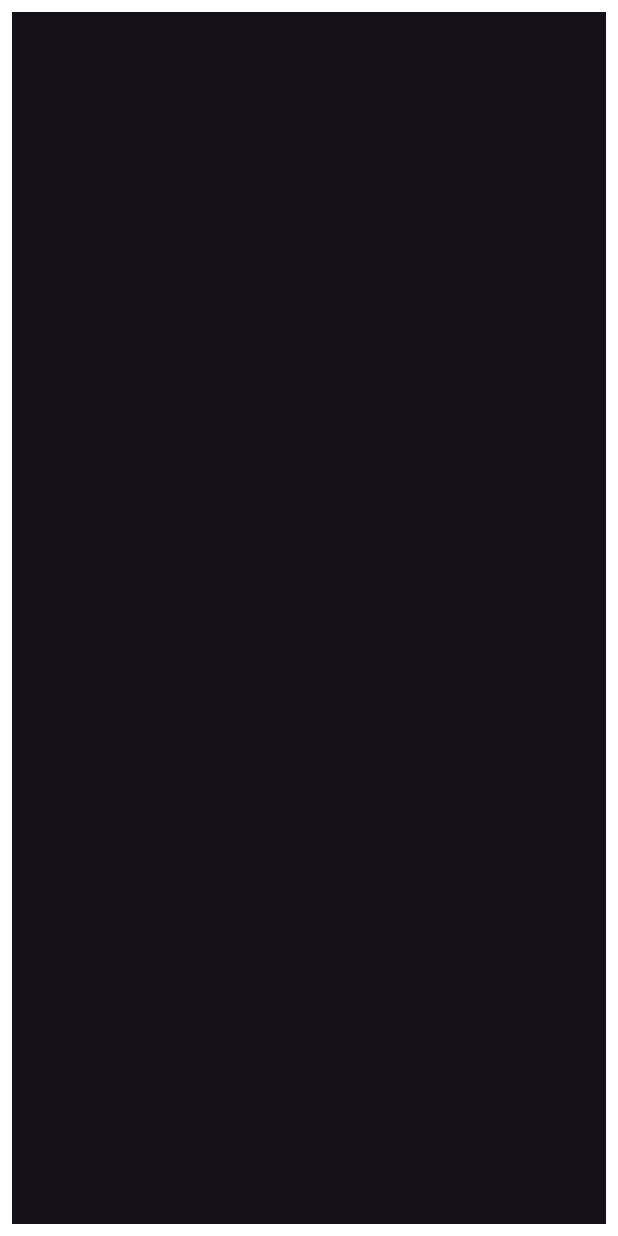
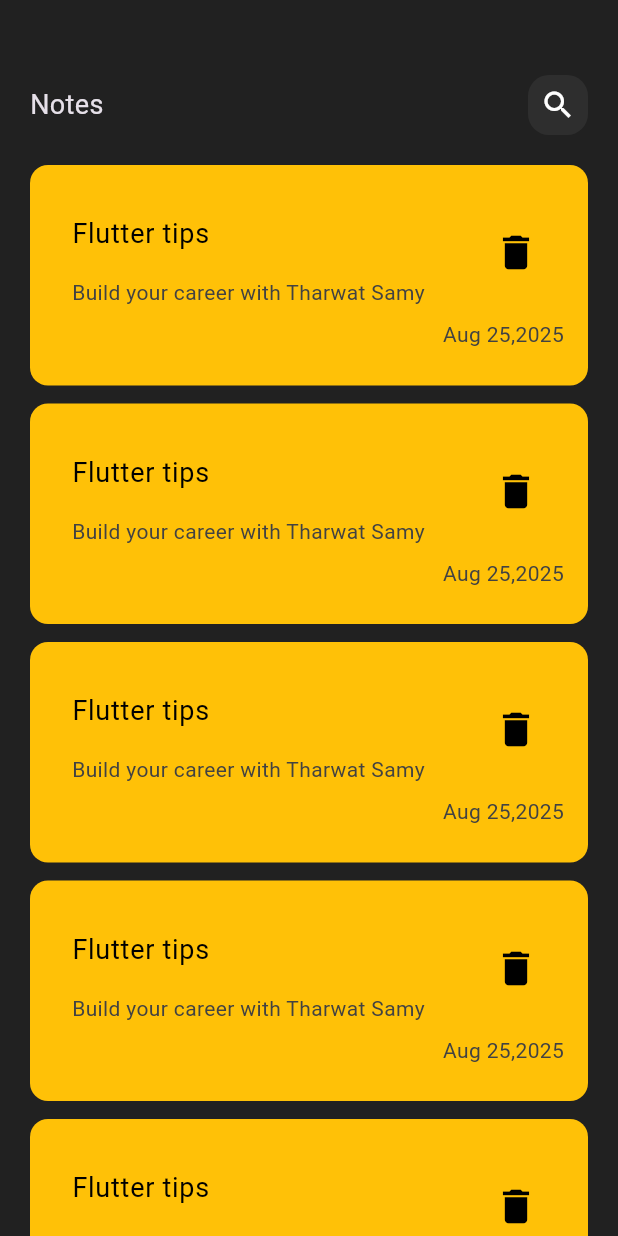
Before and after one commit to Tamerrmansourr/NotesApp, a Flutter app: the screen it shows after launch, on a phone screen of 412 x 824 dp. Run offline on Flutter 3.47's test engine with Material 3 defaults, Android fonts, the phone set to English and light mode, and no system bars.

Commit message:
create custom notes item

```diff
--- a/lib/main.dart
+++ b/lib/main.dart
@@ -12,6 +12,7 @@ class NotesApp extends StatelessWidget {
   @override
   Widget build(BuildContext context) {
     return MaterialApp(
+      debugShowCheckedModeBanner: false,
       routes: {
         NotesView.id: (context) => NotesView(),
       },
--- a/lib/views/notes_view.dart
+++ b/lib/views/notes_view.dart
@@ -1,10 +1,14 @@
 import 'package:flutter/material.dart';
+import 'package:notes_app/widgets/notes_view_body.dart';
 
 class NotesView extends StatelessWidget {
   const NotesView({super.key});
   static String id = 'home page';
   @override
   Widget build(BuildContext context) {
-    return Padding(padding: const EdgeInsets.all(8.0), child: Scaffold());
+    return Scaffold(
+      backgroundColor: Colors.grey.shade900,
+      body: NotesViewBody(),
+    );
   }
 }
--- /dev/null
+++ b/lib/widgets/custom_app_bar.dart
@@ -0,0 +1,17 @@
+import 'package:flutter/material.dart';
+import 'package:notes_app/widgets/custom_icon.dart';
+
+class CustomAppBar extends StatelessWidget {
+  const CustomAppBar({super.key});
+
+  @override
+  Widget build(BuildContext context) {
+    return Row(
+      mainAxisAlignment: MainAxisAlignment.spaceBetween,
+      children: [
+        const Text('Notes',style: TextStyle(fontSize: 18,),),
+        CustomIcon(),
+      ],
+    );
+  }
+}
--- /dev/null
+++ b/lib/widgets/custom_icon.dart
@@ -0,0 +1,15 @@
+import 'package:flutter/material.dart';
+
+class CustomIcon extends StatelessWidget {
+  const CustomIcon({super.key});
+
+  @override
+  Widget build(BuildContext context) {
+    return Container(
+      width: 40,
+      height: 40,
+      decoration: BoxDecoration(color: const Color(0xFF2E2E2E),borderRadius: BorderRadius.all(Radius.circular(14))),
+      child: Icon(Icons.search,
+    ),);
+  }
+}
--- /dev/null
+++ b/lib/widgets/custom_notes_item.dart
@@ -0,0 +1,47 @@
+import 'package:flutter/material.dart';
+
+class CustomNotesItem extends StatelessWidget {
+  CustomNotesItem({
+    super.key,
+    required this.title,
+    required this.desc,
+    required this.date,
+  });
+  String title, desc, date;
+  @override
+  Widget build(BuildContext context) {
+    return Container(
+      padding: EdgeInsets.only(top:24,bottom: 24,left: 12),
+      decoration: BoxDecoration(
+        borderRadius: BorderRadius.circular(12),
+        color: Colors.amber,
+      ),
+      child: Column(
+        crossAxisAlignment: CrossAxisAlignment.end,
+        children: [
+          ListTile(
+            title: Text(
+              title,
+              style: TextStyle(color: Colors.black, fontSize: 18),
+            ),
+            subtitle: Padding(
+              padding: const EdgeInsets.only(top: 16),
+              child: Text(desc, style: TextStyle(color: Colors.grey.shade800)),
+            ),
+            trailing: Padding(
+              padding: const EdgeInsets.only(bottom: 15),
+              child: IconButton(
+                onPressed: () {},
+                icon: Icon(Icons.delete, color: Colors.black, size: 30),
+              ),
+            ),
+          ),
+          Padding(
+            padding: const EdgeInsets.only(right: 16),
+            child: Text(date, style: TextStyle(color: Colors.grey.shade800)),
+          ),
+        ],
+      ),
+    );
+  }
+}
--- /dev/null
+++ b/lib/widgets/notes_view_body.dart
@@ -0,0 +1,36 @@
+import 'package:flutter/material.dart';
+import 'package:notes_app/widgets/custom_app_bar.dart';
+import 'package:notes_app/widgets/custom_notes_item.dart';
+
+class NotesViewBody extends StatelessWidget {
+  const NotesViewBody({super.key});
+
+  @override
+  Widget build(BuildContext context) {
+    return Padding(
+      padding: const EdgeInsets.symmetric(horizontal: 20),
+      child: ListView(
+        children: [
+          SizedBox(height: 50),
+          CustomAppBar(),
+          SizedBox(height: 20),
+          ListView.builder(
+            shrinkWrap: true,
+            physics: NeverScrollableScrollPhysics(),
+            itemCount: 6,
+            itemBuilder: (context, index) {
+              return Padding(
+                padding: const EdgeInsets.only(bottom: 12.0),
+                child: CustomNotesItem(
+                  date: 'Aug 25,2025',
+                  desc: 'Build your career with Tharwat Samy',
+                  title: 'Flutter tips',
+                ),
+              );
+            },
+          ),
+        ],
+      ),
+    );
+  }
+}
--- a/pubspec.yaml
+++ b/pubspec.yaml
@@ -45,6 +45,7 @@ dev_dependencies:
   # package. See that file for information about deactivating specific lint
   # rules and activating additional ones.
   flutter_lints: ^5.0.0
+  icons_plus: ^5.0.0
 
 # For information on the generic Dart part of this file, see the
 # following page: https://dart.dev/tools/pub/pubspec
```
Also changed, not shown: pubspec.lock.
